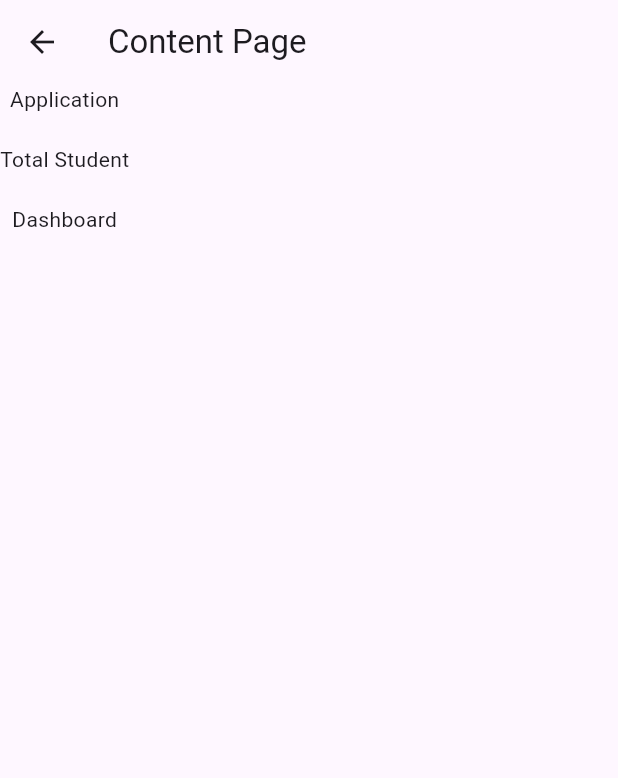
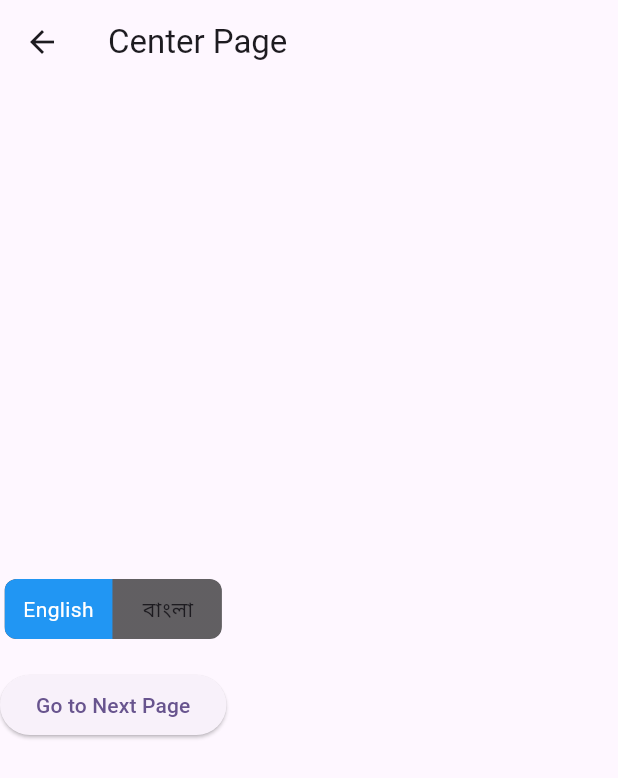
Before and after one commit to Rahat7288/localization_easy_localization, a Flutter app: the screen it shows after launch, after a tap on "Go to Next Page", on a phone screen of 412 x 824 dp. Shown: the top 778 px of the screen. Run offline on Flutter 3.47's test engine with Material 2 defaults, Android fonts, the phone set to English and light mode, and no system bars; drawn by our look-alikes of toggle_switch; our stand-ins replace easy_localization, shared_preferences.

Commit message:
minor update for check

```diff
--- a/lib/main.dart
+++ b/lib/main.dart
@@ -3,7 +3,7 @@ import 'package:flutter/material.dart';
 import 'package:localization/controllers/providers/language_preference.dart';
 import 'package:provider/provider.dart';
 
-import 'home_page.dart';
+import 'screens/home_page.dart';
 
 void main() async {
   WidgetsFlutterBinding.ensureInitialized();
--- /dev/null
+++ b/lib/screens/center_page.dart
@@ -0,0 +1,36 @@
+import 'package:flutter/material.dart';
+
+import '../widgets/language_switch.dart';
+import 'content_screen.dart';
+
+class CenterPage extends StatelessWidget {
+  const CenterPage({super.key});
+
+  @override
+  Widget build(BuildContext context) {
+    return Scaffold(
+      appBar: AppBar(
+        title: Text('Center Page'),
+      ),
+      body: SafeArea(
+        child: Column(
+          mainAxisAlignment: MainAxisAlignment.center,
+          crossAxisAlignment: CrossAxisAlignment.center,
+          children: [
+            LanguageSwitch(),
+            SizedBox(
+              height: 20,
+            ),
+            ElevatedButton(
+              onPressed: () {
+                Navigator.of(context).push(
+                    MaterialPageRoute(builder: (context) => ContentScreen()));
+              },
+              child: const Text('Go to Next Page'),
+            )
+          ],
+        ),
+      ),
+    );
+  }
+}
--- a/lib/home_page.dart
+++ b/lib/screens/home_page.dart
@@ -1,7 +1,7 @@
+import 'package:easy_localization/easy_localization.dart';
 import 'package:flutter/material.dart';
-import 'package:localization/widgets/language_switch.dart';
 
-import 'content_screen.dart';
+import 'center_page.dart';
 
 class Home extends StatelessWidget {
   const Home({super.key});
@@ -15,14 +15,16 @@ class Home extends StatelessWidget {
       body: Center(
         child: Column(
           children: [
-            LanguageSwitch(),
+            Text(
+              'dashboard'.tr(),
+            ),
             SizedBox(
               height: 20,
             ),
             ElevatedButton(
               onPressed: () {
                 Navigator.of(context).push(
-                    MaterialPageRoute(builder: (context) => ContentScreen()));
+                    MaterialPageRoute(builder: (context) => CenterPage()));
               },
               child: const Text('Go to Next Page'),
             )
```
Also changed, not shown: lib/screens/content_screen.dart (renamed from lib/content_screen.dart).
